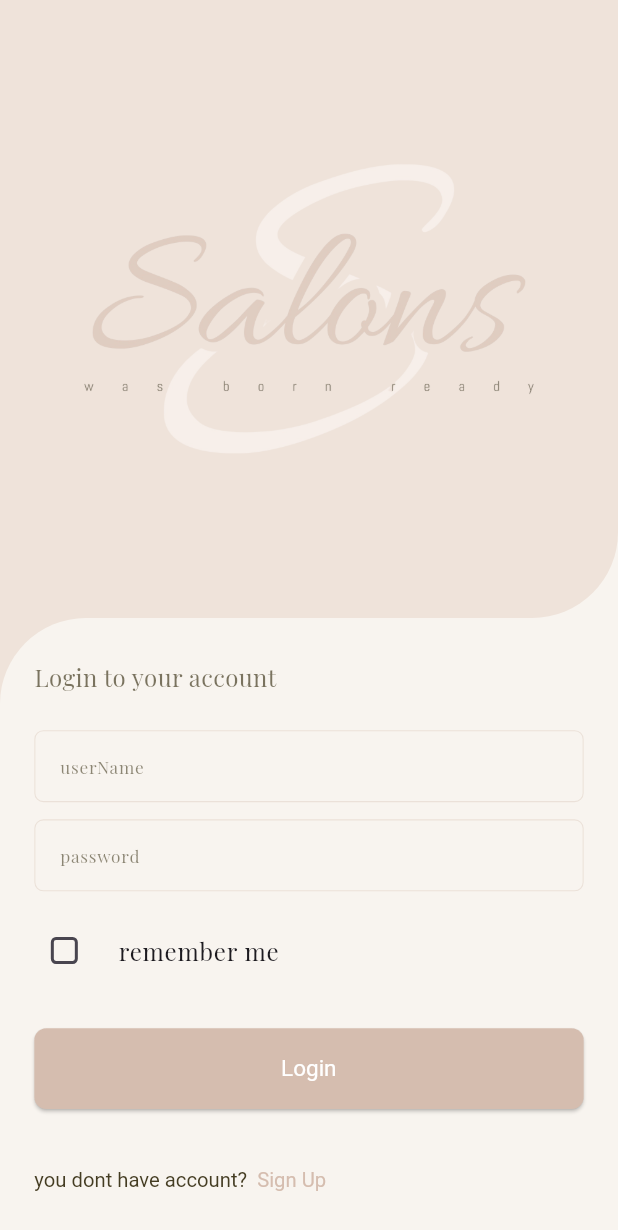
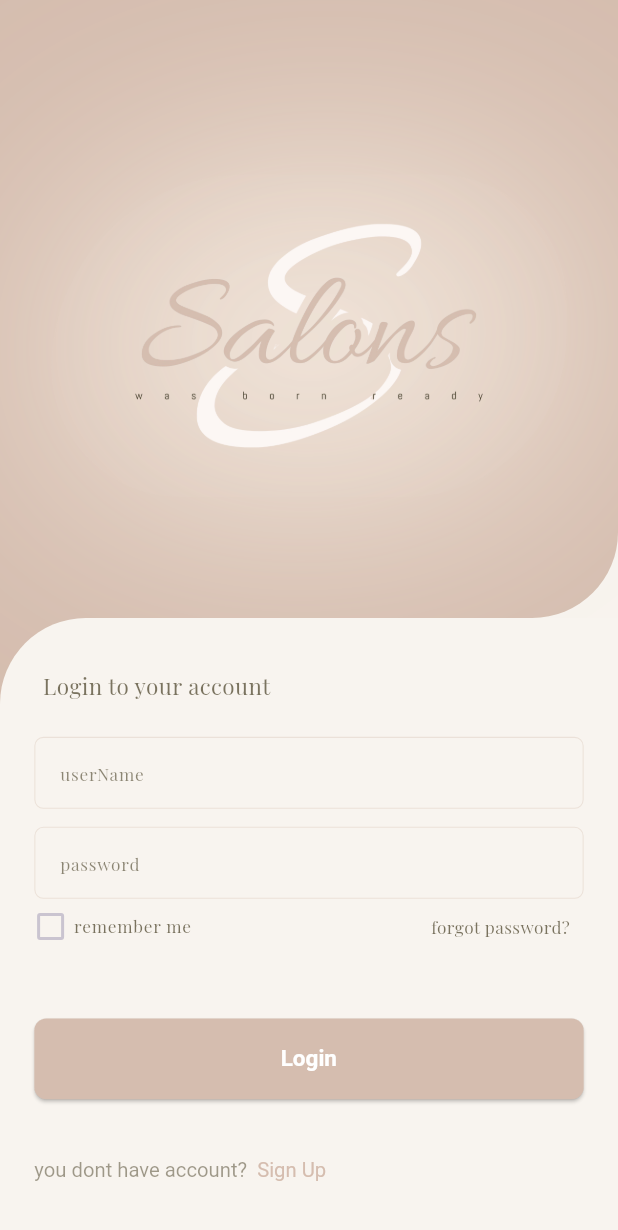
Before and after one commit to FayzehAlnabulsi/Salons, a Flutter app: the Login screen opened directly, on a phone screen of 412 x 824 dp. Shown: the top 1230 px of the screen. Run offline on Flutter 3.47's test engine with Material 3 defaults, Android fonts, the phone set to English and light mode, and no system bars; our stand-ins replace badges, calendar_date_picker2, device_info_plus, dio, dropdown_button2, email_validator and 14 more; missing offline and left inert: multiselect, omni_datetime_picker, open_app_file, textfield_search; accounts and stored records are empty; Roboto replaces fonts that are missing (Tajawal); project files that could hold a hidden picture were left out.

Commit message:
fayzeh first push

```diff
--- a/lib/Screans/Account/logIn.dart
+++ b/lib/Screans/Account/logIn.dart
@@ -1,3 +1,5 @@
+import 'dart:ui';
+
 import 'package:flutter/material.dart';
 import 'package:flutter_screenutil/flutter_screenutil.dart';
 import 'package:google_fonts/google_fonts.dart';
@@ -41,7 +43,7 @@ class _LoginState extends State<Login> {
                   Container(
                     height: GeneralWidget.height(context) / 2,
                     width: GeneralWidget.width(context) / 2,
-                    color: AppColor.lightSubColor,
+                    color: AppColor.mainColor,
                   ),
                   Container(
                     height: GeneralWidget.height(context) / 2,
@@ -53,19 +55,45 @@ class _LoginState extends State<Login> {
             ),
             Column(
               children: [
+                Stack(
+                  alignment: Alignment.center,
+                  children: [
                     Container(
                       height: GeneralWidget.height(context) / 2,
                       width: GeneralWidget.width(context),
                       decoration: BoxDecoration(
-                      color: AppColor.lightSubColor,
+                          color: AppColor.mainColor,
                           borderRadius: BorderRadius.only(
                               bottomRight: Radius.circular(50.r))),
-                  child: Center(
+                      child: UnconstrainedBox(
+                        child: BackdropFilter(
+                          filter: ImageFilter.blur(sigmaX: 0.0, sigmaY: 0.0),
+                          child: Container(
+                            margin: EdgeInsets.only(top: 30.h),
+                            height: 180.h,
+                            width: 300.w,
+                            decoration: BoxDecoration(
+                                color: AppColor.lightSubColor.withOpacity(0.05),
+                                boxShadow: [BoxShadow(color: AppColor.beige,blurRadius: 150.r)],
+                                borderRadius: BorderRadius.only(
+                                    topLeft: Radius.circular(150.r),
+                                    topRight: Radius.circular(100.r),
+                                    bottomRight: Radius.circular(125.r),
+                                    bottomLeft: Radius.circular(100.r))),
+                          ),
+                        ),
+                      ),
+                    ),
+                    Padding(
+                      padding: EdgeInsets.only(top: 30.h),
                       child: Image.asset(
                         'assets/images/smallLogo.png',
-                      opacity: const AlwaysStoppedAnimation(.6),
+                        height: 200.h,
+                        width: 300.w,
+                        // opacity: const AlwaysStoppedAnimation(.6),
                       ),
-                  ),
+                    )
+                  ],
                 ),
                 Container(
                   height: GeneralWidget.height(context) / 2,
@@ -80,10 +108,13 @@ class _LoginState extends State<Login> {
                       mainAxisAlignment: MainAxisAlignment.center,
                       crossAxisAlignment: CrossAxisAlignment.start,
                       children: [
-                        AppText(
+                        Padding(
+                          padding: EdgeInsets.only(left: 5.r),
+                          child: AppText(
                             text: 'Login to your account',
-                          fontSize: AppSize.labelSize,
+                            fontSize: AppSize.subTitle,
                             color: AppColor.textColor.withOpacity(0.7),
+                          ),
                         ),
                         SizedBox(
                           height: 20.h,
@@ -96,7 +127,7 @@ class _LoginState extends State<Login> {
                           borderColor: AppColor.subColor.withOpacity(0.6),
                         ),
                         Padding(
-                          padding: EdgeInsets.symmetric(vertical: 10.r),
+                          padding: EdgeInsets.only(top: 10.h),
                           child: AppTextFields(
                             validator: (v) => AppValidator.validatorEmpty(v),
                             controller: TextEditingController(),
@@ -105,13 +136,42 @@ class _LoginState extends State<Login> {
                             borderColor: AppColor.subColor.withOpacity(0.6),
                           ),
                         ),
-                        GeneralWidget.checkBoxTile(value: false, onChange: (v){},title: AppText(text: 'remember me', fontSize: AppSize.labelSize)),
+                        Row(
+                          mainAxisAlignment: MainAxisAlignment.spaceBetween,
+                          children: [
+                            Flexible(
+                                child: Transform.translate(
+                              offset: Offset(-8.w, -8.h),
+                              child: GeneralWidget.checkBoxTile(
+                                  value: false,
+                                  onChange: (v) {},
+                                  title: Transform.translate(
+                                    offset: Offset(-18.w, 0),
+                                    child: AppText(
+                                        text: 'remember me',
+                                        color:
+                                            AppColor.textColor.withOpacity(0.7),
+                                        fontSize: AppSize.textFieldsHintSize),
+                                  ),
+                                  contentPadding: EdgeInsets.zero),
+                            )),
+                            Flexible(
+                                child: Transform.translate(
+                              offset: Offset(-8.w, -8.h),
+                              child: AppText(
+                                  text: 'forgot password?',
+                                  color: AppColor.textColor.withOpacity(0.7),
+                                  fontSize: AppSize.textFieldsHintSize),
+                            )),
+                          ],
+                        ),
                         SizedBox(
                           height: 20.h,
                         ),
                         AppButtons(
                           onPressed: () {},
                           text: 'Login',
+                          fontWeight: FontWeight.bold,
                           backgroundColor: AppColor.mainColor,
                         ),
                         SizedBox(height: 30.h),
@@ -120,7 +180,7 @@ class _LoginState extends State<Login> {
                           TextSpan(
                               text: 'you dont have account?',
                               style: TextStyle(
-                                  color: AppColor.textColor,
+                                  color: AppColor.textColor.withOpacity(0.5),
                                   fontSize: AppSize.smallTextSize)),
                           TextSpan(
                               text: '  Sign Up',
--- a/lib/Widget/GeneralWidget.dart
+++ b/lib/Widget/GeneralWidget.dart
@@ -48,7 +48,9 @@ class GeneralWidget {
     return OutlineInputBorder(
       borderRadius: BorderRadius.circular(AppSize.textFieldsBorderRadius),
       borderSide: BorderSide(
-        color: isFocus == true ? AppColor.subColor : AppColor.grey.withOpacity(0.6),
+        color: isFocus == true
+            ? AppColor.subColor
+            : AppColor.grey.withOpacity(0.6),
         width: AppSize.textFieldsBorderWidth,
       ),
     );
@@ -145,18 +147,19 @@ class GeneralWidget {
       {required bool? value,
       required void Function(bool?)? onChange,
       Widget? title,
-      bool? dense}) {
-    return CheckboxListTile(
-        dense: dense,
-        controlAffinity: ListTileControlAffinity.leading,
-        contentPadding: EdgeInsets.all(0.r),
-        value: value,
-        title: title,
-        activeColor: AppColor.mainColor,
-        checkboxShape: RoundedRectangleBorder(
-            side: BorderSide(color: AppColor.subColor, width: 0.5),
-            borderRadius: BorderRadius.circular(3.r)),
-        onChanged: onChange);
+      bool? dense,
+      EdgeInsetsGeometry? contentPadding}) {
+    return Theme(
+      data: ThemeData.dark(),
+      child: CheckboxListTile(
+          dense: dense,
+          controlAffinity: ListTileControlAffinity.leading,
+          contentPadding: contentPadding??EdgeInsets.all(0.r),
+          value: value,
+          title: title,
+          activeColor: AppColor.mainColor,
+          onChanged: onChange),
+    );
   }
 
   //=========================text span ========================
@@ -684,8 +687,7 @@ class GeneralWidget {
                     decoration: decoration(
                         radius: 3.r,
                         shadow: false,
-                        color: trailingColor ??
-                            AppColor.secondaryColor,
+                        color: trailingColor ?? AppColor.secondaryColor,
                         radiusOnlyTopLeftButtomLeft: true),
                     width: double.maxFinite,
                     height: double.maxFinite,
```
Lines whose indentation alone changed are shown as unchanged.
